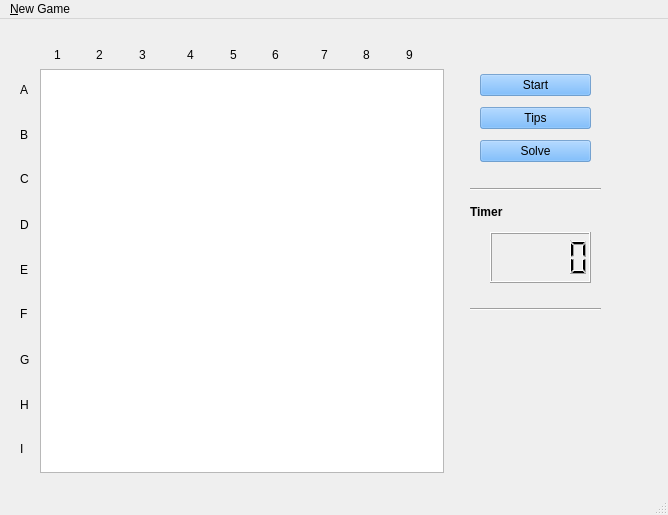
The window that sudoku/mainwindow.ui (Max-Sir/Sudoku_game_2021) describes before a commit, drawn with Qt 5.
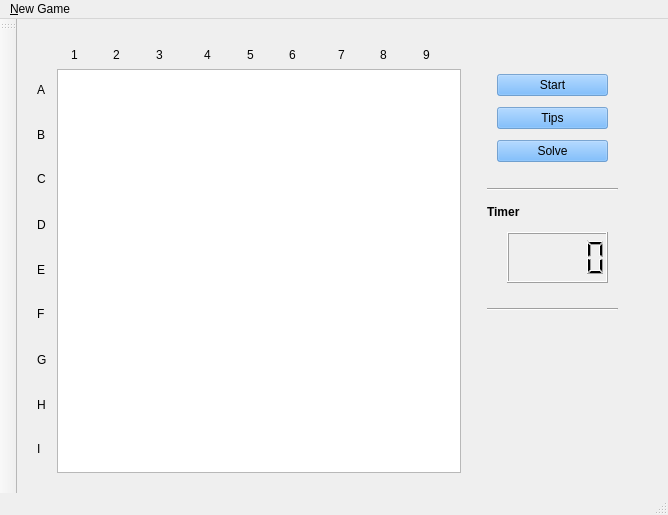
The same window after the commit.

```diff
--- a/sudoku/mainwindow.ui
+++ b/sudoku/mainwindow.ui
@@ -474,6 +474,26 @@
    </widget>
    <addaction name="menuNew_Game"/>
   </widget>
+  <widget class="QToolBar" name="mainToolBar">
+   <property name="autoFillBackground">
+    <bool>false</bool>
+   </property>
+   <property name="floatable">
+    <bool>true</bool>
+   </property>
+   <attribute name="toolBarArea">
+    <enum>LeftToolBarArea</enum>
+   </attribute>
+   <attribute name="toolBarBreak">
+    <bool>false</bool>
+   </attribute>
+   <addaction name="actionInfo"/>
+   <addaction name="actionPause"/>
+   <addaction name="actionUndo"/>
+   <addaction name="actionRedo"/>
+   <addaction name="actionReset"/>
+   <addaction name="actionMusic"/>
+  </widget>
   <widget class="QStatusBar" name="statusbar"/>
  </widget>
  <resources/>
```
